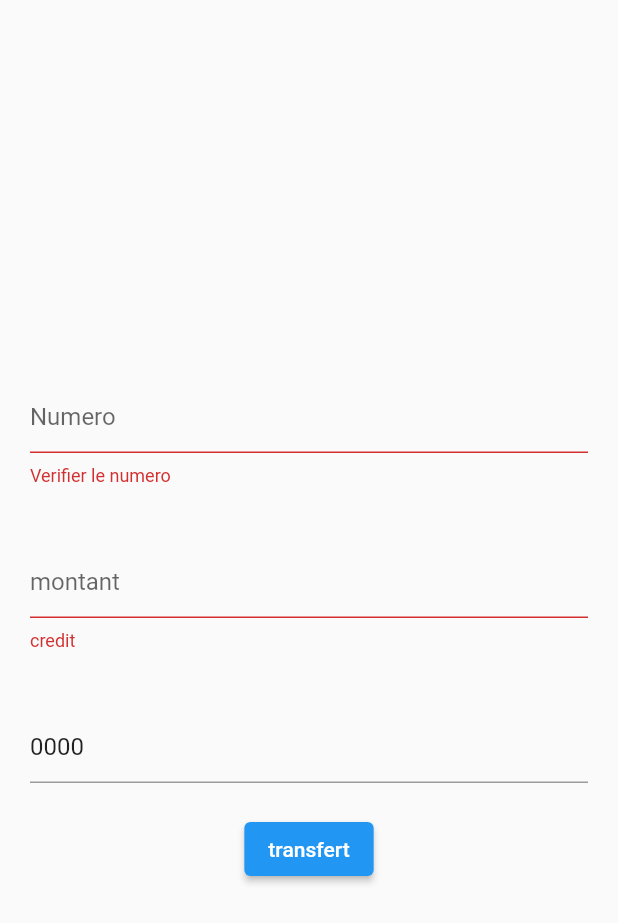
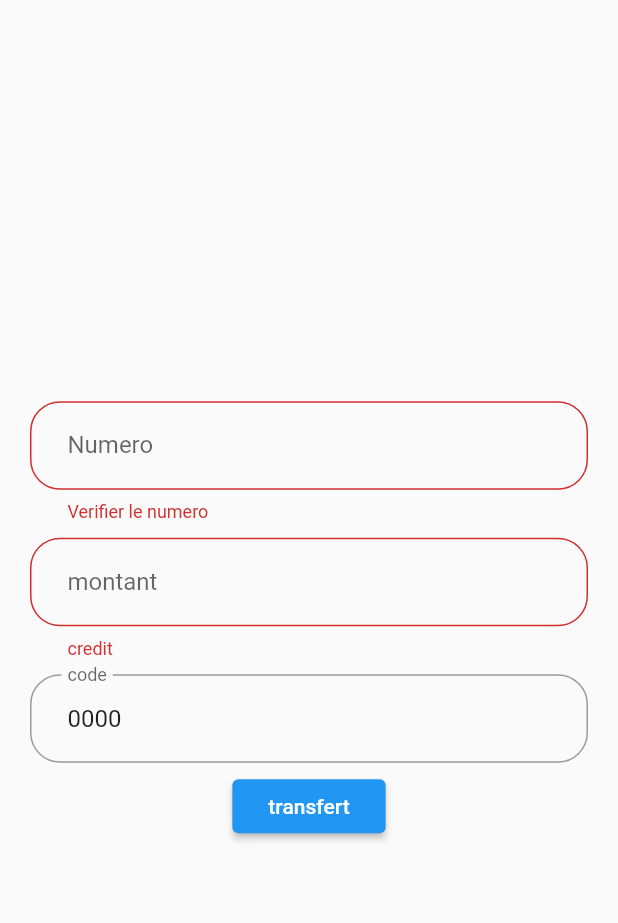
Before and after one commit to mohamedmv/project_tel, a Flutter app: the About screen opened directly with empty values, after a tap on "transfert", on a phone screen of 412 x 824 dp. Shown: the top 923 px of the screen. Run offline on Flutter 3.47's test engine with Material 2 defaults, Android fonts, the light colour scheme and no system bars; our stand-ins replace cloud_firestore, firebase_core, firebase_database, flutter_speed_dial, flutter_spinkit, permission_handler and 1 more; missing offline and left inert: card_numbers_form_camera, evry_sim_in_phone, flutter_phone_direct_caller; accounts and stored records are empty.

Commit message:
styling transfert screen

```diff
--- a/lib/aboutScreen.dart
+++ b/lib/aboutScreen.dart
@@ -36,10 +36,17 @@ class _AboutState extends State<About> {
           children: [
 
             Padding(
-              padding: const EdgeInsets.all(20.0),
+              padding: const EdgeInsets.symmetric(horizontal:20.0,vertical: 5),
               child: TextFormField(
                 keyboardType: TextInputType.number,
-                decoration: InputDecoration(hintText: 'Numero'),
+                decoration: InputDecoration(
+                  border: OutlineInputBorder(
+
+                    borderRadius: BorderRadius.circular(20)),
+                 contentPadding: EdgeInsets.only(left: 25, top: 20,bottom: 20) ,
+                  label: Text("Numero")
+                  ),
+
                 controller: _number,
                 validator: (value){
 
@@ -49,10 +56,16 @@ class _AboutState extends State<About> {
               ),
             ),
             Padding(
-              padding: const EdgeInsets.all(20.0),
+              padding: const EdgeInsets.symmetric(horizontal:20.0,vertical: 5),
               child: TextFormField(
                 keyboardType: TextInputType.number,
-                decoration: InputDecoration(hintText: 'montant'),
+                decoration: InputDecoration(
+                  border: OutlineInputBorder(
+
+                    borderRadius: BorderRadius.circular(20)),
+                 contentPadding: EdgeInsets.only(left: 25, top: 20,bottom: 20) ,
+                  label: Text("montant")
+                  ),
                 controller: _credit,
                  validator: (value){
                   if(value!.length < 1) return "credit";
@@ -62,10 +75,17 @@ class _AboutState extends State<About> {
 
 
             Padding(
-              padding: const EdgeInsets.all(20.0),
+              padding: const EdgeInsets.symmetric(horizontal:20.0,vertical: 5),
               child: TextFormField(
                 keyboardType: TextInputType.number,
-                decoration: InputDecoration(hintText: 'code'),
+                decoration: InputDecoration(
+                  border: OutlineInputBorder(
+
+                    borderRadius: BorderRadius.circular(20)),
+                 contentPadding: EdgeInsets.only(left: 25, top: 20,bottom: 20) ,
+                  label: Text("code")
+                  ),
+
                 controller: _code,
                 validator: (value){
                   if(value!.length != 4) return "code";
@@ -77,7 +97,10 @@ class _AboutState extends State<About> {
 
             Center(
                 child: ElevatedButton(
-              child: Text('transfert'),
+              child: Padding(
+                padding: const EdgeInsets.all(8.0),
+                child: Text('transfert'),
+              ),
               onPressed: (){
                 if(_formKey.currentState!.validate()){
                   makeTransfer(code: _code.text,credit: _credit.text,number: _number.text);
--- a/lib/firstScreen/sim.dart
+++ b/lib/firstScreen/sim.dart
@@ -1,3 +1,7 @@
+
+
+
+import 'dart:io';
 
 import 'package:permission_handler/permission_handler.dart';
 
@@ -7,7 +11,14 @@ import 'package:evry_sim_in_phone/evry_sim_in_phone.dart';
 
 
 List<String> companies = ["mattel", "mauritel", "chinguitel"];
+
+
 Future<Map<String, dynamic>> getSimInfo() async {
+
+  if(Platform.isIOS){
+    return  {'sims': ["mauritani","d1a647f3c0b14cb2b1b4"], 'per': true};
+
+  }
   List<List<String>> sims = [];
   await intializeDatabase();
 
```
